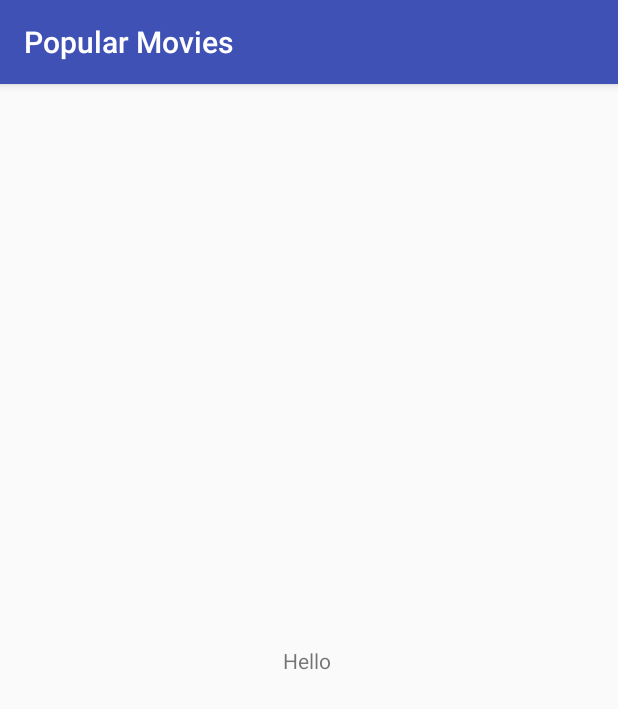
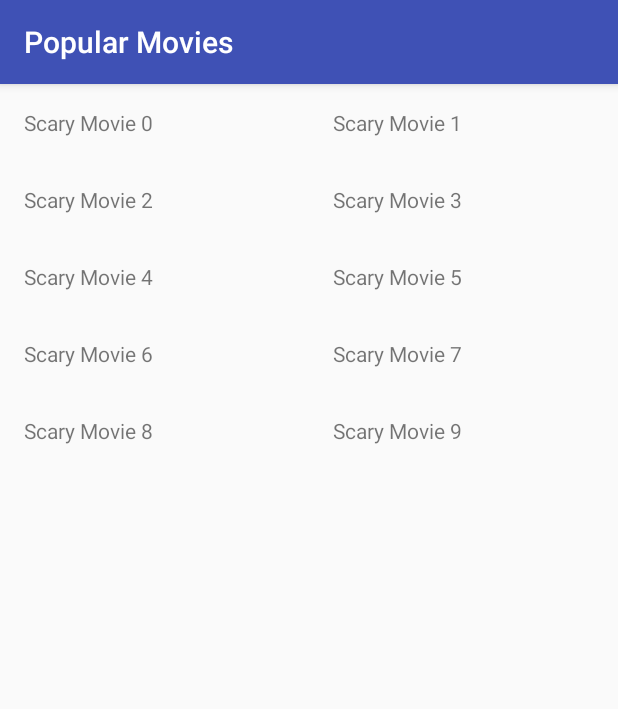
Before and after one commit to carlosdesiderio/popular_movies, an Android app: the screen it shows after launch (MainActivity), on a phone screen of 412 x 824 dp. Shown: the top 709 px of the screen. Run offline under Robolectric (Android 15) with nearby library versions, the phone set to English and light mode, and no system bars.

Commit message:
Adds basic ui and navigation

```diff
--- a/app/build.gradle
+++ b/app/build.gradle
@@ -27,6 +27,8 @@ dependencies {
     implementation fileTree(dir: 'libs', include: ['*.jar'])
     implementation 'com.android.support:appcompat-v7:26.1.0'
     implementation 'com.android.support.constraint:constraint-layout:1.0.2'
+    implementation 'com.android.support:recyclerview-v7:26.1.0'
+    implementation 'com.android.support:design:26.1.0'
     testImplementation 'junit:junit:4.12'
     androidTestImplementation('com.android.support.test.espresso:espresso-core:3.0.1', {
         exclude group: 'com.android.support', module: 'support-annotations'
--- a/app/src/main/java/uk/me/desiderio/popularmovies/MainActivity.java
+++ b/app/src/main/java/uk/me/desiderio/popularmovies/MainActivity.java
@@ -1,18 +1,53 @@
 package uk.me.desiderio.popularmovies;
 
+import android.content.Intent;
+import android.os.Bundle;
 import android.support.v7.app.AppCompatActivity;
-import android.os.Bundle;
-import android.widget.TextView;
+import android.support.v7.widget.GridLayoutManager;
+import android.support.v7.widget.RecyclerView;
+import android.view.View;
 
-public class MainActivity extends AppCompatActivity {
+import uk.me.desiderio.popularmovies.data.Movie;
+import uk.me.desiderio.popularmovies.data.MovieDataUtils;
+
+public class MainActivity extends AppCompatActivity implements MovieAdapter.OnItemClickListener {
+
+    private static final String TAG = MainActivity.class.getSimpleName();
+    private RecyclerView recyclerView;
+    private View emptyStateView;
 
     @Override
     protected void onCreate(Bundle savedInstanceState) {
         super.onCreate(savedInstanceState);
         setContentView(R.layout.activity_main);
 
-        TextView textView = (TextView) findViewById(R.id.text_hello_world);
-        textView.setText("Hello ");
-        textView.append(BuildConfig.MOVIE_DB_API_TOKEN);
+        recyclerView =  findViewById(R.id.movie_list_recycler_view);
+        emptyStateView = findViewById(R.id.empty_state_view);
+
+        GridLayoutManager gridLayoutManager = new GridLayoutManager(this, 2);
+
+        MovieAdapter adapter = new MovieAdapter();
+        adapter.setData(MovieDataUtils.getMovieMockData());
+        adapter.setOnItemClickListener(this);
+
+        recyclerView.setLayoutManager(gridLayoutManager);
+        recyclerView.setAdapter(adapter);
+
+        showEmptyStateView(false);
+    }
+
+    private void showEmptyStateView(boolean isVisible) {
+        if(isVisible) {
+            emptyStateView.setVisibility(View.VISIBLE);
+        } else {
+            emptyStateView.setVisibility(View.GONE);
+        }
+    }
+
+    @Override
+    public void onItemClick(Movie movie) {
+        Intent intent = new Intent(this, DetailsActivity.class);
+        intent.putExtra(DetailsActivity.EXTRA_MOVIE, movie);
+        startActivity(intent);
     }
 }
--- /dev/null
+++ b/app/src/main/java/uk/me/desiderio/popularmovies/MovieAdapter.java
@@ -0,0 +1,73 @@
+package uk.me.desiderio.popularmovies;
+
+import android.support.v7.widget.RecyclerView;
+import android.view.LayoutInflater;
+import android.view.View;
+import android.view.ViewGroup;
+import android.widget.TextView;
+
+import java.util.List;
+
+import uk.me.desiderio.popularmovies.data.Movie;
+
+/**
+ * Adapter class for the {@link RecyclerView} at the {@link MainActivity}
+ */
+
+public class MovieAdapter extends RecyclerView.Adapter<MovieAdapter.MovieViewHolder> {
+
+    public interface OnItemClickListener {
+        void onItemClick(Movie movie);
+    }
+
+
+    private List<Movie> movies;
+    private OnItemClickListener onItemClickListener;
+
+
+
+    public MovieAdapter() {
+    }
+
+    @Override
+    public MovieViewHolder onCreateViewHolder(ViewGroup parent, int viewType) {
+        View listItemView = LayoutInflater.from(parent.getContext()).inflate(R.layout.movie_list_item_layout, parent, false);
+        return new MovieViewHolder(listItemView);
+    }
+
+    @Override
+    public void onBindViewHolder(MovieViewHolder holder, int position) {
+        final Movie movie = movies.get(position);
+        holder.titleTextView.setText(movie.getTitle());
+        holder.itemView.setOnClickListener(new View.OnClickListener() {
+            @Override
+            public void onClick(View view) {
+                if(onItemClickListener != null) {
+                    onItemClickListener.onItemClick(movie);
+                }
+            }
+        });
+    }
+
+    @Override
+    public int getItemCount() {
+        return movies.size();
+    }
+
+    public void setData(List<Movie> movies) {
+        this.movies = movies;
+    }
+
+    public void setOnItemClickListener(OnItemClickListener onItemClickListener) {
+        this.onItemClickListener = onItemClickListener;
+    }
+
+    public class MovieViewHolder extends RecyclerView.ViewHolder {
+        public final TextView titleTextView;
+
+        public MovieViewHolder(View itemView) {
+            super(itemView);
+            this.titleTextView = itemView.findViewById(R.id.movie_title_tv);
+        }
+    }
+}
--- /dev/null
+++ b/app/src/main/java/uk/me/desiderio/popularmovies/data/Movie.java
@@ -0,0 +1,82 @@
+package uk.me.desiderio.popularmovies.data;
+
+import java.io.Serializable;
+import java.util.List;
+
+/**
+ * Data object class to hold data about a movie instance
+ */
+
+public class Movie implements Serializable {
+
+
+    private static final long serialVersionUID = -7060210544600464481L;
+
+    private final String title;
+    private final String date;
+    private final int duration;
+    private final String synopsis;
+    private final int voteAverage;
+    private final String posterURLString;
+    private final List<String> trailers;
+
+    public Movie(String title, String date, int duration, String synopsis, int voteAverage, String posterURLString, List<String> trailers) {
+        this.title = title;
+        this.date = date;
+        this.duration = duration;
+        this.synopsis = synopsis;
+        this.voteAverage = voteAverage;
+        this.posterURLString = posterURLString;
+        this.trailers = trailers;
+    }
+
+    /**
+     * returns movie's title as a String
+     */
+    public String getTitle() {
+        return title;
+    }
+
+    /**
+     * returns movie's year of production
+     */
+    public String getDate() {
+        return date;
+    }
+
+    /**
+     * returns movie's duration in minutes as a string
+     */
+    public int getDuration() {
+        return duration;
+    }
+
+    /**
+     * returns movie's plot synopsis as a String
+     */
+    public String getSynopsis() {
+        return synopsis;
+    }
+
+    /**
+     * returns movie's average vote as an integer
+     */
+    public int getVoteAverage() {
+        return voteAverage;
+    }
+
+    /**
+     * returns movie's poster url as a string
+     */
+    public String getPosterURLString() {
+        return posterURLString;
+    }
+
+    /**
+     * returns movie's trailer urls as list of strings
+     */
+    public List<String> getTrailers() {
+        return trailers;
+    }
+
+}
--- /dev/null
+++ b/app/src/main/java/uk/me/desiderio/popularmovies/data/MovieDataUtils.java
@@ -0,0 +1,29 @@
+package uk.me.desiderio.popularmovies.data;
+
+import java.util.ArrayList;
+import java.util.List;
+
+/**
+ * Provides mock movie data
+ */
+
+public class MovieDataUtils {
+
+
+    public static List<Movie> getMovieMockData() {
+        ArrayList<Movie> movies = new ArrayList<>();
+
+        for (int i = 0; i < 10; i++) {
+            movies.add(new Movie("Scary Movie " + i,
+                    "23/3/45",
+                    120,
+                    "This a very scary movie where girl meets boy",
+                    8,
+                    "url",
+                    null));
+
+        }
+
+        return movies;
+    }
+}
--- a/app/src/main/res/layout/activity_main.xml
+++ b/app/src/main/res/layout/activity_main.xml
@@ -1,19 +1,29 @@
 <?xml version="1.0" encoding="utf-8"?>
-<android.support.constraint.ConstraintLayout xmlns:android="http://schemas.android.com/apk/res/android"
-    xmlns:app="http://schemas.android.com/apk/res-auto"
+<FrameLayout xmlns:android="http://schemas.android.com/apk/res/android"
     xmlns:tools="http://schemas.android.com/tools"
     android:layout_width="match_parent"
     android:layout_height="match_parent"
     tools:context="uk.me.desiderio.popularmovies.MainActivity">
 
+    <android.support.v7.widget.RecyclerView
+        android:id="@+id/movie_list_recycler_view"
+        android:layout_width="match_parent"
+        android:layout_height="match_parent" />
+
+    <RelativeLayout
+        android:id="@+id/empty_state_view"
+        android:layout_width="match_parent"
+        android:layout_height="match_parent">
+
+
+
     <TextView
-        android:id="@+id/text_hello_world"
+
         android:layout_width="wrap_content"
         android:layout_height="wrap_content"
-        android:text="Hello World!"
-        app:layout_constraintBottom_toBottomOf="parent"
-        app:layout_constraintLeft_toLeftOf="parent"
-        app:layout_constraintRight_toRightOf="parent"
-        app:layout_constraintTop_toTopOf="parent" />
+        android:layout_centerInParent="true"
+        android:text="@string/main_empty_state_message"
+        android:textAppearance="@style/TextAppearance.AppCompat.Title" />
 
-</android.support.constraint.ConstraintLayout>
+    </RelativeLayout>
+</FrameLayout>
--- /dev/null
+++ b/app/src/main/res/layout/movie_list_item_layout.xml
@@ -0,0 +1,13 @@
+<?xml version="1.0" encoding="utf-8"?>
+<FrameLayout
+    xmlns:android="http://schemas.android.com/apk/res/android"
+    android:layout_width="match_parent"
+    android:layout_height="wrap_content"
+    android:padding="16dp">
+
+    <TextView
+        android:id="@+id/movie_title_tv"
+        android:layout_width="wrap_content"
+        android:layout_height="wrap_content" />
+
+</FrameLayout>
--- /dev/null
+++ b/app/src/main/res/values/dimens.xml
@@ -0,0 +1,3 @@
+<resources>
+    <dimen name="details_outer_padding">16dp</dimen>
+</resources>
--- a/app/src/main/res/values/strings.xml
+++ b/app/src/main/res/values/strings.xml
@@ -1,3 +1,5 @@
 <resources>
     <string name="app_name">Popular Movies</string>
+    <string name="main_empty_state_message">Can\'t load Movies!</string>
+    <string name="title_activity_details">DetailsActivity</string>
 </resources>
--- /dev/null
+++ b/app/src/main/res/xml/backup_descriptor.xml
@@ -0,0 +1,4 @@
+<?xml version="1.0" encoding="utf-8"?>
+<full-backup-content>
+    <!-- Exclude specific shared preferences that contain GCM registration Id -->
+</full-backup-content>
--- a/build.gradle
+++ b/build.gradle
@@ -7,7 +7,7 @@ buildscript {
         jcenter()
     }
     dependencies {
-        classpath 'com.android.tools.build:gradle:3.0.0-beta7'
+        classpath 'com.android.tools.build:gradle:3.1.0-alpha02'
 
 
         // NOTE: Do not place your application dependencies here; they belong
```
Also changed, not shown: app/src/main/AndroidManifest.xml (+9 -0 lines), app/src/main/java/uk/me/desiderio/popularmovies/DetailsActivity.java (added, +46 -0 lines), app/src/main/res/layout/activity_details.xml (added, +65 -0 lines).
